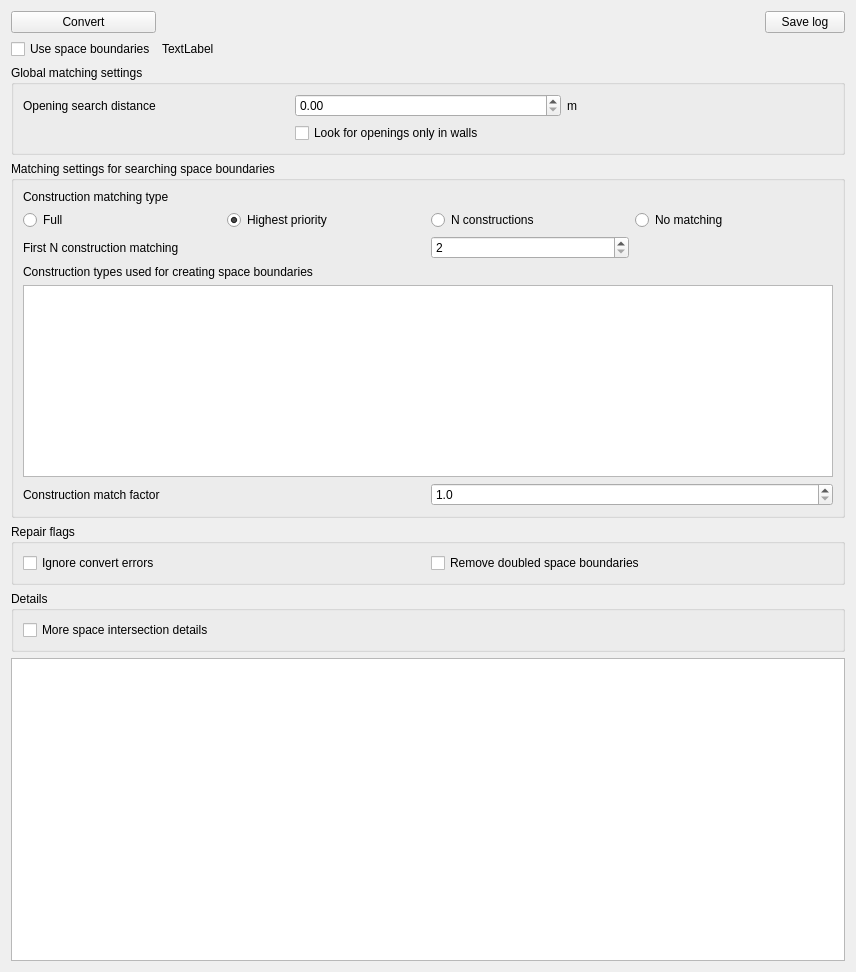
Above: externals/IFCImportPlugin/src/ImportWPConvert.ui from hirseboy/IFC-Import-Plugin before the change. Below: the same form after it.
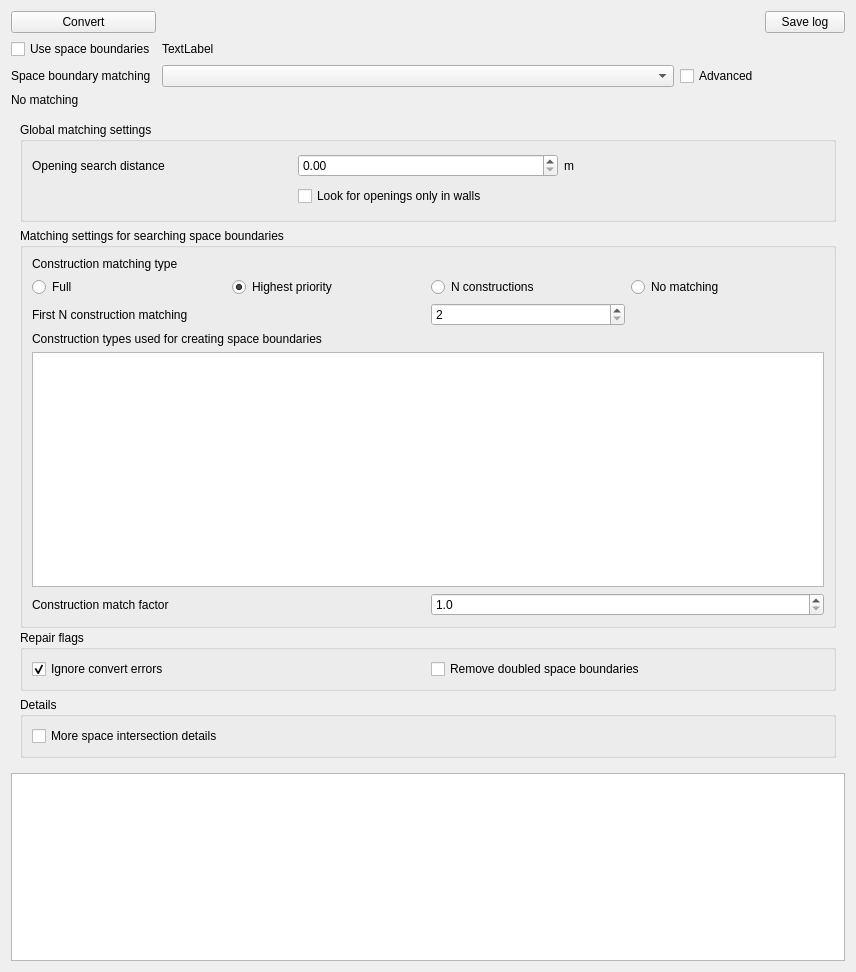
That is the form after the change.

Commit message: Interface vereinfacht

Patch:
```diff
--- a/externals/IFCImportPlugin/src/ImportWPConvert.ui
+++ b/externals/IFCImportPlugin/src/ImportWPConvert.ui
@@ -10,101 +10,58 @@
     <height>972</height>
    </rect>
   </property>
+  <property name="sizePolicy">
+   <sizepolicy hsizetype="Preferred" vsizetype="MinimumExpanding">
+    <horstretch>0</horstretch>
+    <verstretch>0</verstretch>
+   </sizepolicy>
+  </property>
+  <property name="minimumSize">
+   <size>
+    <width>0</width>
+    <height>950</height>
+   </size>
+  </property>
   <property name="windowTitle">
    <string>Convert IFC into VICUS</string>
   </property>
-  <layout class="QGridLayout" name="gridLayout" rowstretch="0,0,0,0,0,0,0,0,1">
-   <item row="1" column="1" colspan="2">
+  <layout class="QGridLayout" name="gridLayout_6">
+   <item row="2" column="1">
+    <widget class="QComboBox" name="comboBoxMatchingType"/>
+   </item>
+   <item row="0" column="1">
+    <spacer name="horizontalSpacer">
+     <property name="orientation">
+      <enum>Qt::Horizontal</enum>
+     </property>
+     <property name="sizeHint" stdset="0">
+      <size>
+       <width>329</width>
+       <height>20</height>
+      </size>
+     </property>
+    </spacer>
+   </item>
+   <item row="1" column="1" colspan="3">
     <widget class="QLabel" name="labelSBDescription">
      <property name="text">
       <string>TextLabel</string>
      </property>
     </widget>
    </item>
-   <item row="1" column="0">
-    <widget class="QCheckBox" name="checkBoxUseSpaceBoundaries">
-     <property name="text">
-      <string>Use space boundaries</string>
-     </property>
-    </widget>
-   </item>
-   <item row="0" column="2">
+   <item row="0" column="3">
     <widget class="QPushButton" name="pushButtonSaveLog">
      <property name="text">
       <string>Save log</string>
      </property>
     </widget>
    </item>
-   <item row="8" column="0" colspan="3">
-    <widget class="QTextEdit" name="textEdit"/>
-   </item>
-   <item row="7" column="0" colspan="3">
-    <widget class="QGroupBox" name="groupBox_2">
-     <property name="title">
-      <string>Details</string>
-     </property>
-     <layout class="QGridLayout" name="gridLayout_3">
-      <item row="0" column="0">
-       <widget class="QCheckBox" name="checkBoxSpaceIntersectionDetails">
+   <item row="1" column="0">
+    <widget class="QCheckBox" name="checkBoxUseSpaceBoundaries">
         <property name="text">
-         <string>More space intersection details</string>
-        </property>
-       </widget>
-      </item>
-      <item row="0" column="1">
-       <spacer name="horizontalSpacer_2">
-        <property name="orientation">
-         <enum>Qt::Horizontal</enum>
-        </property>
-        <property name="sizeHint" stdset="0">
-         <size>
-          <width>389</width>
-          <height>20</height>
-         </size>
-        </property>
-       </spacer>
-      </item>
-     </layout>
-    </widget>
-   </item>
-   <item row="6" column="0" colspan="3">
-    <widget class="QGroupBox" name="groupBoxRepaiFlags">
-     <property name="title">
-      <string>Repair flags</string>
-     </property>
-     <layout class="QGridLayout" name="gridLayout_2">
-      <item row="0" column="1">
-       <widget class="QCheckBox" name="checkBoxRemoveDoubleSBs">
-        <property name="text">
-         <string>Remove doubled space boundaries</string>
-        </property>
-       </widget>
-      </item>
-      <item row="0" column="0">
-       <widget class="QCheckBox" name="checkBoxIgnorErrors">
-        <property name="toolTip">
-         <string>If checked all errors will be ignored and the finish button will be enabled</string>
-        </property>
-        <property name="text">
-         <string>Ignore convert errors</string>
-        </property>
-       </widget>
-      </item>
-     </layout>
-    </widget>
-   </item>
-   <item row="0" column="1">
-    <spacer name="horizontalSpacer">
-     <property name="orientation">
-      <enum>Qt::Horizontal</enum>
-     </property>
-     <property name="sizeHint" stdset="0">
-      <size>
-       <width>329</width>
-       <height>20</height>
-      </size>
-     </property>
-    </spacer>
+      <string>Use space boundaries</string>
+     </property>
+    </widget>
    </item>
    <item row="0" column="0">
     <widget class="QPushButton" name="pushButtonConvert">
@@ -113,8 +70,87 @@
      </property>
     </widget>
    </item>
-   <item row="4" column="0" colspan="3">
+   <item row="2" column="2">
+    <widget class="QCheckBox" name="checkBoxAdvancedSettings">
+     <property name="text">
+      <string>Advanced</string>
+     </property>
+    </widget>
+   </item>
+   <item row="4" column="0" colspan="4">
+    <widget class="QWidget" name="widgetAdvancedSettings" native="true">
+     <property name="sizePolicy">
+      <sizepolicy hsizetype="Preferred" vsizetype="MinimumExpanding">
+       <horstretch>0</horstretch>
+       <verstretch>0</verstretch>
+      </sizepolicy>
+     </property>
+     <property name="minimumSize">
+      <size>
+       <width>0</width>
+       <height>650</height>
+      </size>
+     </property>
+     <layout class="QGridLayout" name="gridLayout">
+      <item row="0" column="0">
+       <widget class="QGroupBox" name="groupBoxGlobalMatching">
+        <property name="sizePolicy">
+         <sizepolicy hsizetype="Preferred" vsizetype="MinimumExpanding">
+          <horstretch>0</horstretch>
+          <verstretch>0</verstretch>
+         </sizepolicy>
+        </property>
+        <property name="minimumSize">
+         <size>
+          <width>0</width>
+          <height>100</height>
+         </size>
+        </property>
+        <property name="title">
+         <string>Global matching settings</string>
+        </property>
+        <layout class="QGridLayout" name="gridLayout_5">
+         <item row="0" column="1">
+          <widget class="QDoubleSpinBox" name="doubleSpinBoxMatchOpeningDistance"/>
+         </item>
+         <item row="0" column="0">
+          <widget class="QLabel" name="label_5">
+           <property name="text">
+            <string>Opening search distance</string>
+           </property>
+          </widget>
+         </item>
+         <item row="0" column="2">
+          <widget class="QLabel" name="label_6">
+           <property name="text">
+            <string>m</string>
+           </property>
+          </widget>
+         </item>
+         <item row="1" column="1">
+          <widget class="QCheckBox" name="checkBoxMatchOpeningsInWalls">
+           <property name="text">
+            <string>Look for openings only in walls</string>
+           </property>
+          </widget>
+         </item>
+        </layout>
+       </widget>
+      </item>
+      <item row="1" column="0">
     <widget class="QGroupBox" name="groupBoxMatchingSettings">
+        <property name="sizePolicy">
+         <sizepolicy hsizetype="Preferred" vsizetype="MinimumExpanding">
+          <horstretch>0</horstretch>
+          <verstretch>0</verstretch>
+         </sizepolicy>
+        </property>
+        <property name="minimumSize">
+         <size>
+          <width>0</width>
+          <height>400</height>
+         </size>
+        </property>
      <property name="title">
       <string>Matching settings for searching space boundaries</string>
      </property>
@@ -208,39 +244,96 @@
      </layout>
     </widget>
    </item>
-   <item row="2" column="0" colspan="3">
-    <widget class="QGroupBox" name="groupBoxGlobalMatching">
+      <item row="2" column="0">
+       <widget class="QGroupBox" name="groupBoxRepaiFlags">
+        <property name="sizePolicy">
+         <sizepolicy hsizetype="MinimumExpanding" vsizetype="Preferred">
+          <horstretch>0</horstretch>
+          <verstretch>0</verstretch>
+         </sizepolicy>
+        </property>
      <property name="title">
-      <string>Global matching settings</string>
-     </property>
-     <layout class="QGridLayout" name="gridLayout_5">
+         <string>Repair flags</string>
+        </property>
+        <layout class="QGridLayout" name="gridLayout_2">
       <item row="0" column="1">
-       <widget class="QDoubleSpinBox" name="doubleSpinBoxMatchOpeningDistance"/>
+          <widget class="QCheckBox" name="checkBoxRemoveDoubleSBs">
+           <property name="text">
+            <string>Remove doubled space boundaries</string>
+           </property>
+          </widget>
       </item>
       <item row="0" column="0">
-       <widget class="QLabel" name="label_5">
+          <widget class="QCheckBox" name="checkBoxIgnorErrors">
+           <property name="toolTip">
+            <string>If checked all errors will be ignored and the finish button will be enabled</string>
+           </property>
         <property name="text">
-         <string>Opening search distance</string>
-        </property>
-       </widget>
-      </item>
-      <item row="0" column="2">
-       <widget class="QLabel" name="label_6">
+            <string>Ignore convert errors</string>
+           </property>
+           <property name="checked">
+            <bool>true</bool>
+           </property>
+          </widget>
+         </item>
+        </layout>
+       </widget>
+      </item>
+      <item row="3" column="0">
+       <widget class="QGroupBox" name="groupBox_2">
+        <property name="sizePolicy">
+         <sizepolicy hsizetype="Preferred" vsizetype="MinimumExpanding">
+          <horstretch>0</horstretch>
+          <verstretch>0</verstretch>
+         </sizepolicy>
+        </property>
+        <property name="title">
+         <string>Details</string>
+        </property>
+        <layout class="QGridLayout" name="gridLayout_3">
+         <item row="0" column="0">
+          <widget class="QCheckBox" name="checkBoxSpaceIntersectionDetails">
         <property name="text">
-         <string>m</string>
+            <string>More space intersection details</string>
         </property>
        </widget>
       </item>
-      <item row="1" column="1">
-       <widget class="QCheckBox" name="checkBoxMatchOpeningsInWalls">
-        <property name="text">
-         <string>Look for openings only in walls</string>
-        </property>
+         <item row="0" column="1">
+          <spacer name="horizontalSpacer_2">
+           <property name="orientation">
+            <enum>Qt::Horizontal</enum>
+           </property>
+           <property name="sizeHint" stdset="0">
+            <size>
+             <width>389</width>
+             <height>20</height>
+            </size>
+           </property>
+          </spacer>
+         </item>
+        </layout>
        </widget>
       </item>
      </layout>
     </widget>
    </item>
+   <item row="2" column="0">
+    <widget class="QLabel" name="label_7">
+     <property name="text">
+      <string>Space boundary matching</string>
+     </property>
+    </widget>
+   </item>
+   <item row="5" column="0" colspan="4">
+    <widget class="QTextEdit" name="textEdit"/>
+   </item>
+   <item row="3" column="0" colspan="2">
+    <widget class="QLabel" name="labelMatchingDescription">
+     <property name="text">
+      <string>No matching</string>
+     </property>
+    </widget>
+   </item>
   </layout>
  </widget>
  <resources/>
```
Lines whose indentation alone changed are shown as unchanged. The commit also changes 5 other files.
